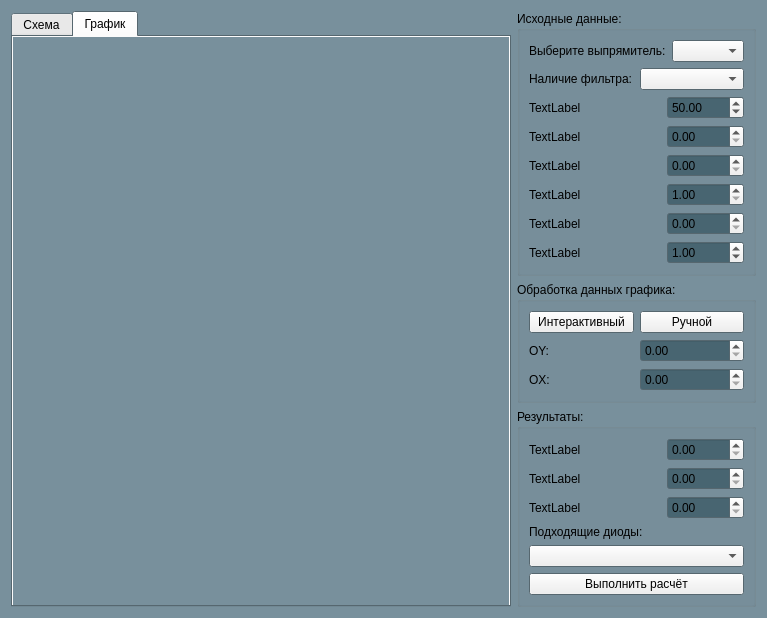
First picture: the form in PowerSources/Rectifiers/Rectifiers.ui, repository DKuzSer/Project_For_Rodin, before the edit.
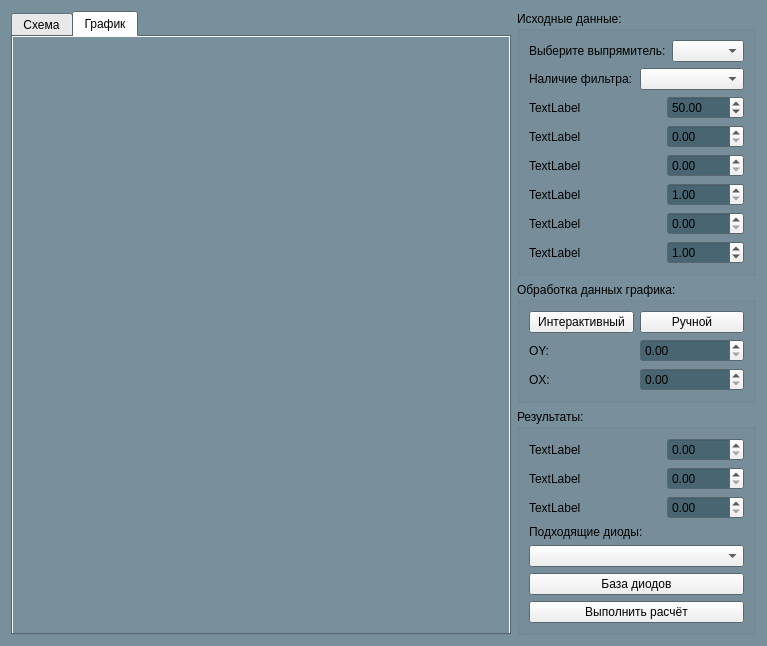
Second picture: the form after the edit.

The edit to the form file:
```diff
--- a/PowerSources/Rectifiers/Rectifiers.ui
+++ b/PowerSources/Rectifiers/Rectifiers.ui
@@ -535,6 +535,13 @@
             <item>
              <widget class="QComboBox" name="list_of_diods"/>
             </item>
+            <item>
+             <widget class="QPushButton" name="diod_base">
+              <property name="text">
+               <string>База диодов</string>
+              </property>
+             </widget>
+            </item>
             <item>
              <layout class="QHBoxLayout" name="horizontalLayout_6">
               <item>
```
